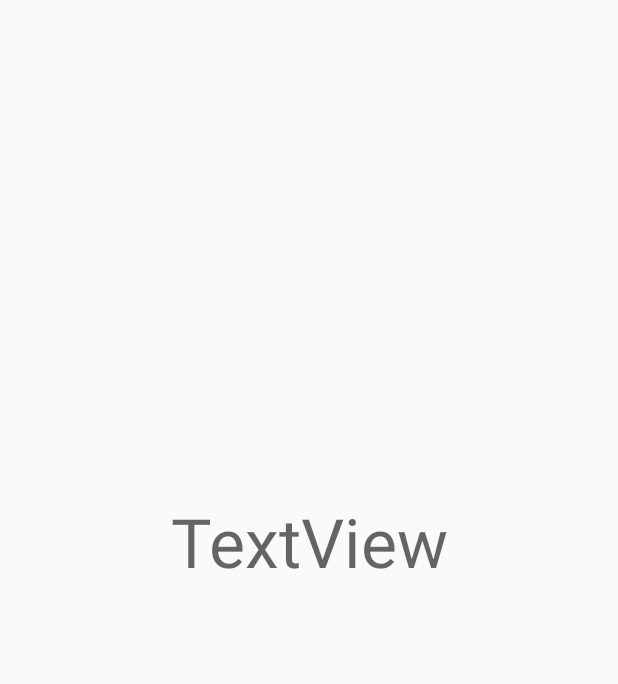
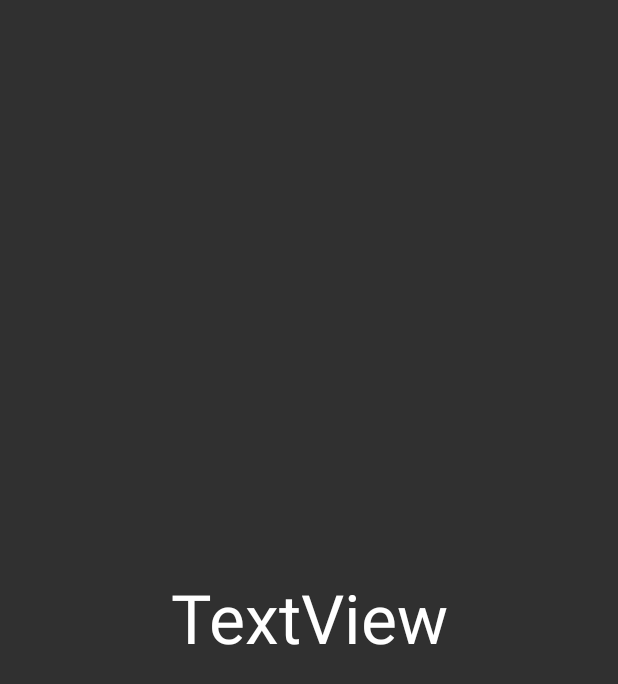
Before and after one commit to WillNess210/Oodler-Android-App, an Android app: the layout activity_display_message.xml on its own in the app's theme, with its tools: preview values and no code run, on a phone screen of 412 x 824 dp. Shown: the top 684 px of the screen. Run offline under Robolectric (Android 15) with nearby library versions, the phone set to English and light mode, and no system bars.

Commit message:
Theme changes

```diff
--- a/Oodler/app/build.gradle
+++ b/Oodler/app/build.gradle
@@ -25,4 +25,5 @@ dependencies {
     testImplementation 'junit:junit:4.12'
     androidTestImplementation 'com.android.support.test:runner:1.0.2'
     androidTestImplementation 'com.android.support.test.espresso:espresso-core:3.0.2'
+    implementation 'com.android.support:support-v4:28.0.0-alpha1'
 }
--- a/Oodler/app/src/main/AndroidManifest.xml
+++ b/Oodler/app/src/main/AndroidManifest.xml
@@ -8,7 +8,7 @@
         android:label="@string/app_name"
         android:roundIcon="@mipmap/ic_launcher_round"
         android:supportsRtl="true"
-        android:theme="@style/AppTheme">
+        android:theme="@style/Theme.AppCompat.NoActionBar">
         <activity android:name=".MainActivity">
             <intent-filter>
                 <action android:name="android.intent.action.MAIN" />
--- a/Oodler/app/src/main/res/layout/activity_display_message.xml
+++ b/Oodler/app/src/main/res/layout/activity_display_message.xml
@@ -8,19 +8,21 @@
 
     <TextView
         android:id="@+id/textView"
-        android:layout_width="324dp"
-        android:layout_height="163dp"
+        android:layout_width="match_parent"
+        android:layout_height="match_parent"
         android:layout_marginBottom="8dp"
         android:layout_marginEnd="8dp"
         android:layout_marginLeft="8dp"
         android:layout_marginRight="8dp"
         android:layout_marginStart="8dp"
         android:layout_marginTop="8dp"
-        android:gravity="center_horizontal"
+        android:gravity="center_vertical|center_horizontal"
         android:text="TextView"
         android:textAppearance="@style/TextAppearance.AppCompat.Display2"
         app:layout_constraintBottom_toBottomOf="parent"
         app:layout_constraintEnd_toEndOf="parent"
         app:layout_constraintStart_toStartOf="parent"
-        app:layout_constraintTop_toTopOf="parent" />
+        app:layout_constraintTop_toTopOf="parent"
+        tools:textColor="@android:color/background_light" />
+
 </android.support.constraint.ConstraintLayout>
--- a/Oodler/app/src/main/res/layout/activity_main.xml
+++ b/Oodler/app/src/main/res/layout/activity_main.xml
@@ -4,6 +4,7 @@
     xmlns:tools="http://schemas.android.com/tools"
     android:layout_width="match_parent"
     android:layout_height="match_parent"
+    android:background="#cb0a03"
     tools:context=".MainActivity">
 
     <TextView
@@ -18,6 +19,7 @@
         android:gravity="center_horizontal"
         android:text="Oodler"
         android:textAppearance="@style/TextAppearance.AppCompat.Display4"
+        android:textColor="@android:color/white"
         app:layout_constraintEnd_toEndOf="parent"
         app:layout_constraintLeft_toLeftOf="parent"
         app:layout_constraintRight_toRightOf="parent"
@@ -36,6 +38,7 @@
         android:ems="10"
         android:hint="Type what you want to oodle here"
         android:inputType="textPersonName"
+        android:textColor="@android:color/white"
         app:layout_constraintEnd_toEndOf="parent"
         app:layout_constraintHorizontal_bias="0.0"
         app:layout_constraintStart_toStartOf="parent"
```
